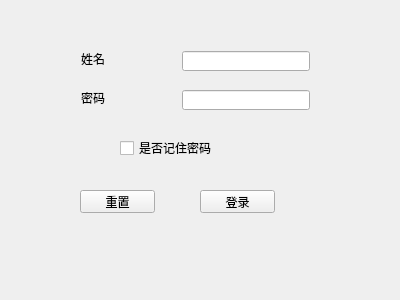
The window that login.ui (Liujiajia1994/pyQtTest) describes before a commit, drawn with Qt 5.
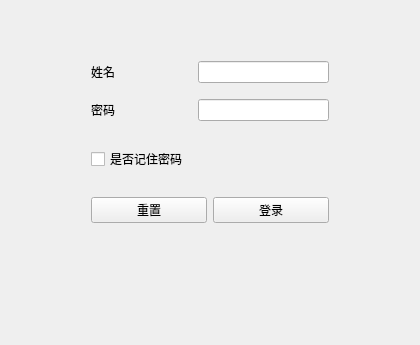
The same window after the commit.

Commit message: 登录ui调整

Diff of the .ui file:
```diff
--- a/login.ui
+++ b/login.ui
@@ -6,111 +6,136 @@
    <rect>
     <x>0</x>
     <y>0</y>
-    <width>400</width>
-    <height>300</height>
+    <width>420</width>
+    <height>345</height>
    </rect>
   </property>
+  <property name="minimumSize">
+   <size>
+    <width>420</width>
+    <height>345</height>
+   </size>
+  </property>
+  <property name="maximumSize">
+   <size>
+    <width>420</width>
+    <height>345</height>
+   </size>
+  </property>
   <property name="windowTitle">
    <string>Form</string>
   </property>
-  <widget class="QPushButton" name="pushButton">
-   <property name="geometry">
-    <rect>
-     <x>200</x>
-     <y>190</y>
-     <width>75</width>
-     <height>23</height>
-    </rect>
-   </property>
-   <property name="text">
-    <string>登录</string>
-   </property>
-  </widget>
-  <widget class="QPushButton" name="pushButton_2">
-   <property name="geometry">
-    <rect>
-     <x>80</x>
-     <y>190</y>
-     <width>75</width>
-     <height>23</height>
-    </rect>
-   </property>
-   <property name="text">
-    <string>重置</string>
-   </property>
-  </widget>
+  <layout class="QGridLayout" name="gridLayout">
+   <item row="0" column="0">
+    <layout class="QVBoxLayout" name="verticalLayout" stretch="2,2,1,2,1">
+     <property name="sizeConstraint">
+      <enum>QLayout::SetFixedSize</enum>
+     </property>
+     <property name="leftMargin">
+      <number>80</number>
+     </property>
+     <property name="topMargin">
+      <number>50</number>
+     </property>
+     <property name="rightMargin">
+      <number>80</number>
+     </property>
+     <property name="bottomMargin">
+      <number>0</number>
+     </property>
+     <item>
+      <layout class="QHBoxLayout" name="horizontalLayout">
+       <property name="bottomMargin">
+        <number>10</number>
+       </property>
+       <item>
   <widget class="QLabel" name="Label">
-   <property name="geometry">
-    <rect>
-     <x>81</x>
-     <y>51</y>
-     <width>24</width>
+         <property name="minimumSize">
+          <size>
+           <width>101</width>
      <height>16</height>
-    </rect>
+          </size>
    </property>
    <property name="text">
     <string>姓名</string>
    </property>
   </widget>
-  <widget class="QLineEdit" name="LineEdit">
-   <property name="geometry">
-    <rect>
-     <x>182</x>
-     <y>51</y>
-     <width>128</width>
-     <height>20</height>
-    </rect>
-   </property>
-  </widget>
+       </item>
+       <item>
+        <widget class="QLineEdit" name="LineEdit"/>
+       </item>
+      </layout>
+     </item>
+     <item>
+      <layout class="QHBoxLayout" name="horizontalLayout_2">
+       <property name="bottomMargin">
+        <number>20</number>
+       </property>
+       <item>
   <widget class="QLabel" name="Label_2">
-   <property name="geometry">
-    <rect>
-     <x>81</x>
-     <y>90</y>
-     <width>24</width>
+         <property name="minimumSize">
+          <size>
+           <width>101</width>
      <height>16</height>
-    </rect>
+          </size>
    </property>
    <property name="text">
     <string>密码</string>
    </property>
   </widget>
-  <widget class="QLineEdit" name="LineEdit_2">
-   <property name="geometry">
-    <rect>
-     <x>182</x>
-     <y>90</y>
-     <width>128</width>
-     <height>20</height>
-    </rect>
-   </property>
-  </widget>
+       </item>
+       <item>
+        <widget class="QLineEdit" name="LineEdit_2"/>
+       </item>
+      </layout>
+     </item>
+     <item>
   <widget class="QCheckBox" name="checkBox">
-   <property name="geometry">
-    <rect>
-     <x>120</x>
-     <y>140</y>
-     <width>95</width>
-     <height>16</height>
-    </rect>
-   </property>
    <property name="text">
     <string>是否记住密码</string>
    </property>
   </widget>
+     </item>
+     <item>
+      <layout class="QHBoxLayout" name="horizontalLayout_3" stretch="0,0">
+       <property name="topMargin">
+        <number>20</number>
+       </property>
+       <property name="bottomMargin">
+        <number>20</number>
+       </property>
+       <item>
+        <widget class="QPushButton" name="pushButton_2">
+         <property name="text">
+          <string>重置</string>
+         </property>
+        </widget>
+       </item>
+       <item>
+        <widget class="QPushButton" name="pushButton">
+         <property name="text">
+          <string>登录</string>
+         </property>
+        </widget>
+       </item>
+      </layout>
+     </item>
+     <item>
   <widget class="QLabel" name="Label_3">
-   <property name="geometry">
-    <rect>
-     <x>80</x>
-     <y>240</y>
-     <width>191</width>
-     <height>20</height>
-    </rect>
+       <property name="minimumSize">
+        <size>
+         <width>242</width>
+         <height>14</height>
+        </size>
    </property>
    <property name="text">
     <string/>
    </property>
   </widget>
+     </item>
+    </layout>
+   </item>
+  </layout>
  </widget>
  <resources/>
  <connections/>
```
Lines whose indentation alone changed are shown as unchanged. The commit also changes 3 other files.
